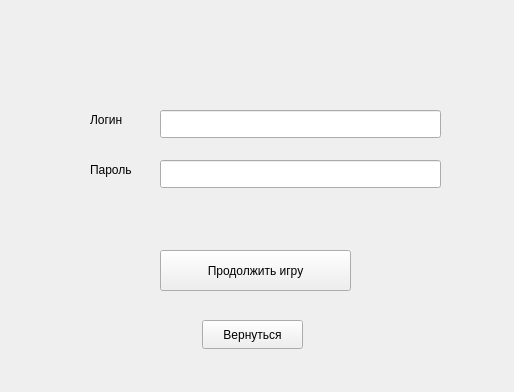
This is loadgamewindow.ui in Saham9tka/for_bots as Qt 5 draws it before an edit. The edited form follows.
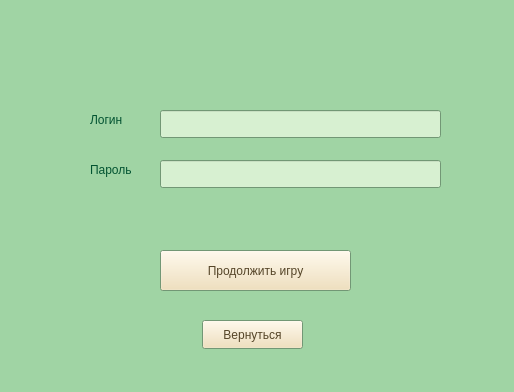
This is the edited form.

Patch:
```diff
--- a/loadgamewindow.ui
+++ b/loadgamewindow.ui
@@ -10,6 +10,304 @@
     <height>392</height>
    </rect>
   </property>
+  <property name="palette">
+   <palette>
+    <active>
+     <colorrole role="WindowText">
+      <brush brushstyle="SolidPattern">
+       <color alpha="255">
+        <red>2</red>
+        <green>83</green>
+        <blue>49</blue>
+       </color>
+      </brush>
+     </colorrole>
+     <colorrole role="Button">
+      <brush brushstyle="SolidPattern">
+       <color alpha="255">
+        <red>240</red>
+        <green>221</green>
+        <blue>177</blue>
+       </color>
+      </brush>
+     </colorrole>
+     <colorrole role="Light">
+      <brush brushstyle="SolidPattern">
+       <color alpha="255">
+        <red>255</red>
+        <green>255</green>
+        <blue>255</blue>
+       </color>
+      </brush>
+     </colorrole>
+     <colorrole role="Text">
+      <brush brushstyle="SolidPattern">
+       <color alpha="255">
+        <red>2</red>
+        <green>83</green>
+        <blue>49</blue>
+       </color>
+      </brush>
+     </colorrole>
+     <colorrole role="BrightText">
+      <brush brushstyle="SolidPattern">
+       <color alpha="255">
+        <red>2</red>
+        <green>83</green>
+        <blue>49</blue>
+       </color>
+      </brush>
+     </colorrole>
+     <colorrole role="ButtonText">
+      <brush brushstyle="SolidPattern">
+       <color alpha="255">
+        <red>85</red>
+        <green>69</green>
+        <blue>40</blue>
+       </color>
+      </brush>
+     </colorrole>
+     <colorrole role="Base">
+      <brush brushstyle="SolidPattern">
+       <color alpha="255">
+        <red>215</red>
+        <green>240</green>
+        <blue>209</blue>
+       </color>
+      </brush>
+     </colorrole>
+     <colorrole role="Window">
+      <brush brushstyle="SolidPattern">
+       <color alpha="255">
+        <red>160</red>
+        <green>212</green>
+        <blue>164</blue>
+       </color>
+      </brush>
+     </colorrole>
+     <colorrole role="Highlight">
+      <brush brushstyle="SolidPattern">
+       <color alpha="255">
+        <red>89</red>
+        <green>159</green>
+        <blue>118</blue>
+       </color>
+      </brush>
+     </colorrole>
+     <colorrole role="HighlightedText">
+      <brush brushstyle="SolidPattern">
+       <color alpha="255">
+        <red>211</red>
+        <green>240</green>
+        <blue>191</blue>
+       </color>
+      </brush>
+     </colorrole>
+     <colorrole role="AlternateBase">
+      <brush brushstyle="SolidPattern">
+       <color alpha="255">
+        <red>186</red>
+        <green>223</green>
+        <blue>180</blue>
+       </color>
+      </brush>
+     </colorrole>
+     <colorrole role="ToolTipText">
+      <brush brushstyle="SolidPattern">
+       <color alpha="255">
+        <red>2</red>
+        <green>83</green>
+        <blue>49</blue>
+       </color>
+      </brush>
+     </colorrole>
+    </active>
+    <inactive>
+     <colorrole role="WindowText">
+      <brush brushstyle="SolidPattern">
+       <color alpha="255">
+        <red>2</red>
+        <green>83</green>
+        <blue>49</blue>
+       </color>
+      </brush>
+     </colorrole>
+     <colorrole role="Button">
+      <brush brushstyle="SolidPattern">
+       <color alpha="255">
+        <red>240</red>
+        <green>221</green>
+        <blue>177</blue>
+       </color>
+      </brush>
+     </colorrole>
+     <colorrole role="Light">
+      <brush brushstyle="SolidPattern">
+       <color alpha="255">
+        <red>255</red>
+        <green>255</green>
+        <blue>255</blue>
+       </color>
+      </brush>
+     </colorrole>
+     <colorrole role="Text">
+      <brush brushstyle="SolidPattern">
+       <color alpha="255">
+        <red>2</red>
+        <green>83</green>
+        <blue>49</blue>
+       </color>
+      </brush>
+     </colorrole>
+     <colorrole role="BrightText">
+      <brush brushstyle="SolidPattern">
+       <color alpha="255">
+        <red>2</red>
+        <green>83</green>
+        <blue>49</blue>
+       </color>
+      </brush>
+     </colorrole>
+     <colorrole role="ButtonText">
+      <brush brushstyle="SolidPattern">
+       <color alpha="255">
+        <red>85</red>
+        <green>69</green>
+        <blue>40</blue>
+       </color>
+      </brush>
+     </colorrole>
+     <colorrole role="Base">
+      <brush brushstyle="SolidPattern">
+       <color alpha="255">
+        <red>215</red>
+        <green>240</green>
+        <blue>209</blue>
+       </color>
+      </brush>
+     </colorrole>
+     <colorrole role="Window">
+      <brush brushstyle="SolidPattern">
+       <color alpha="255">
+        <red>160</red>
+        <green>212</green>
+        <blue>164</blue>
+       </color>
+      </brush>
+     </colorrole>
+     <colorrole role="Highlight">
+      <brush brushstyle="SolidPattern">
+       <color alpha="255">
+        <red>89</red>
+        <green>159</green>
+        <blue>118</blue>
+       </color>
+      </brush>
+     </colorrole>
+     <colorrole role="HighlightedText">
+      <brush brushstyle="SolidPattern">
+       <color alpha="255">
+        <red>211</red>
+        <green>240</green>
+        <blue>191</blue>
+       </color>
+      </brush>
+     </colorrole>
+     <colorrole role="AlternateBase">
+      <brush brushstyle="SolidPattern">
+       <color alpha="255">
+        <red>186</red>
+        <green>223</green>
+        <blue>180</blue>
+       </color>
+      </brush>
+     </colorrole>
+     <colorrole role="ToolTipText">
+      <brush brushstyle="SolidPattern">
+       <color alpha="255">
+        <red>2</red>
+        <green>83</green>
+        <blue>49</blue>
+       </color>
+      </brush>
+     </colorrole>
+    </inactive>
+    <disabled>
+     <colorrole role="Button">
+      <brush brushstyle="SolidPattern">
+       <color alpha="255">
+        <red>240</red>
+        <green>221</green>
+        <blue>177</blue>
+       </color>
+      </brush>
+     </colorrole>
+     <colorrole role="Light">
+      <brush brushstyle="SolidPattern">
+       <color alpha="255">
+        <red>255</red>
+        <green>255</green>
+        <blue>255</blue>
+       </color>
+      </brush>
+     </colorrole>
+     <colorrole role="BrightText">
+      <brush brushstyle="SolidPattern">
+       <color alpha="255">
+        <red>2</red>
+        <green>83</green>
+        <blue>49</blue>
+       </color>
+      </brush>
+     </colorrole>
+     <colorrole role="Base">
+      <brush brushstyle="SolidPattern">
+       <color alpha="255">
+        <red>160</red>
+        <green>212</green>
+        <blue>164</blue>
+       </color>
+      </brush>
+     </colorrole>
+     <colorrole role="Window">
+      <brush brushstyle="SolidPattern">
+       <color alpha="255">
+        <red>160</red>
+        <green>212</green>
+        <blue>164</blue>
+       </color>
+      </brush>
+     </colorrole>
+     <colorrole role="HighlightedText">
+      <brush brushstyle="SolidPattern">
+       <color alpha="255">
+        <red>211</red>
+        <green>240</green>
+        <blue>191</blue>
+       </color>
+      </brush>
+     </colorrole>
+     <colorrole role="AlternateBase">
+      <brush brushstyle="SolidPattern">
+       <color alpha="255">
+        <red>186</red>
+        <green>223</green>
+        <blue>180</blue>
+       </color>
+      </brush>
+     </colorrole>
+     <colorrole role="ToolTipText">
+      <brush brushstyle="SolidPattern">
+       <color alpha="255">
+        <red>2</red>
+        <green>83</green>
+        <blue>49</blue>
+       </color>
+      </brush>
+     </colorrole>
+    </disabled>
+   </palette>
+  </property>
   <property name="windowTitle">
    <string>Form</string>
   </property>
```
